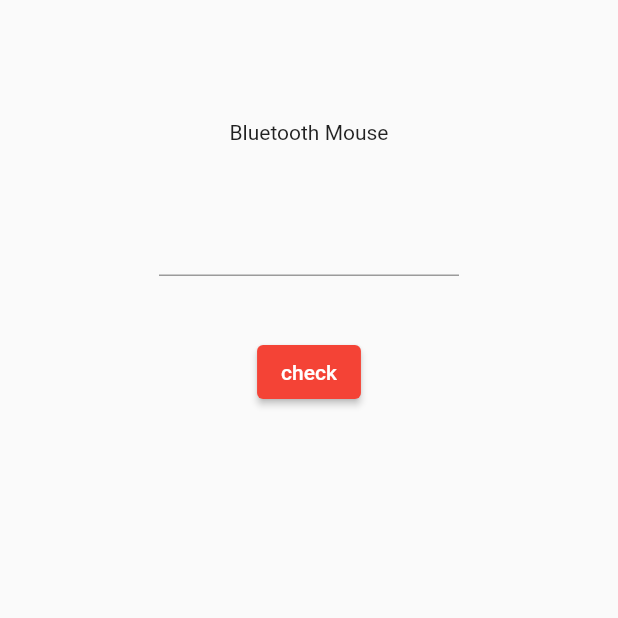
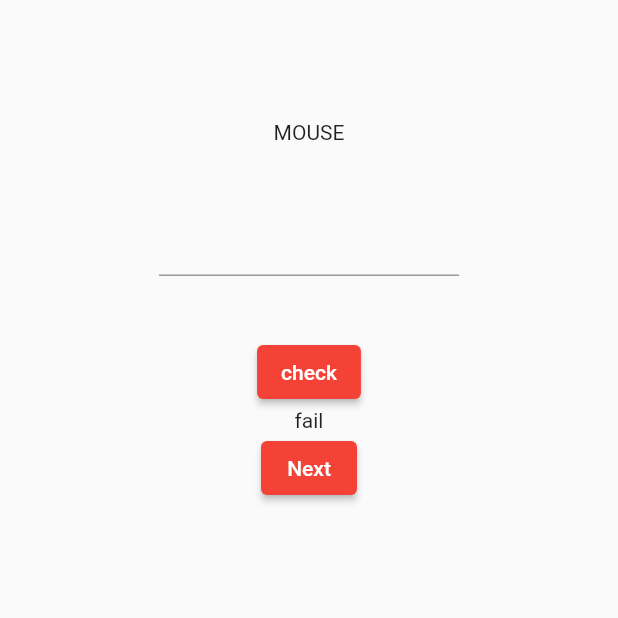
Before and after one commit to dangsoniot/duanflutter, a Flutter app: the screen it shows after launch, after a tap on "check", on a phone screen of 412 x 824 dp, the top half of it. Run offline on Flutter 3.47's test engine with Material 2 defaults, Android fonts, the light colour scheme and no system bars.

Commit message:
Check result & show next product

```diff
--- a/lib/page/home_page.dart
+++ b/lib/page/home_page.dart
@@ -1,26 +1,82 @@
-import 'package:flutter/material.dart';import 'package:flutter/services.dart';
-class HomePage extends StatelessWidget {
+import 'package:flutter/gestures.dart';
+import 'package:flutter/material.dart';
+import 'package:flutter/services.dart';
+
+class ProductInfo {
+  final String name;
+  final int price;
+
+  ProductInfo(this.name, this.price);
+}
+
+final products = [
+  ProductInfo('MOUSE', 3),
+  ProductInfo('SRCEEN', 45),
+  ProductInfo('LAPTOP', 8),
+  ProductInfo('CD', 5),
+  ProductInfo('CAMERA', 9),
+];
+
+class HomePage extends StatefulWidget {
   const HomePage({Key? key}) : super(key: key);
+  @override
+  State<HomePage> createState() => _HomePageState();
+}
 
+class _HomePageState extends State<HomePage> {
+  int _currentProductIndex = 0;
+  int? _inputPrice;
+  String _result = '';
   @override
   Widget build(BuildContext context) {
-    return Scaffold (
-      body:Center(
+    return Scaffold(
+      body: Center(
         child: Column(
-          children:[
-            const Padding(padding: EdgeInsets.only(top:80)),
-            Text('Bluetooth Mouse'),
-            const Padding(padding: EdgeInsets.only(top:40)),
+          children: [
+            const Padding(padding: EdgeInsets.only(top: 80)),
+            Text(products[_currentProductIndex].name),
+            const Padding(padding: EdgeInsets.only(top: 40)),
             SizedBox(
               width: 200,
               child: TextField(
-              keyboardType: TextInputType.number,
-              inputFormatters: [FilteringTextInputFormatter.digitsOnly],
-          ),
+                key: const Key('priceInput'),
+                keyboardType: TextInputType.number,
+                inputFormatters: [FilteringTextInputFormatter.digitsOnly],
+                onChanged: (value) {
+                  _inputPrice = int.tryParse(value);
+                },
+              ),
             ),
-            const Padding(padding: EdgeInsets.only(top:40)),
-          ElevatedButton(onPressed: () {},
-            child: const Text('check'),)
+            const Padding(padding: EdgeInsets.only(top: 40)),
+            ElevatedButton(
+              onPressed: () {
+                setState(() {
+                  _result = _inputPrice == products[_currentProductIndex].price
+                      ? 'pass'
+                      : 'fail';
+
+                });
+              },
+              child: const Text('check'),
+            ),
+            Visibility(
+              visible: _result.isNotEmpty,
+              child: Text(_result,
+                  key: const Key('result')
+              ),
+            ),
+            Visibility(
+              visible: _result.isNotEmpty,
+              child: ElevatedButton(onPressed: () {
+                setState(() {
+                  _result='';
+                  if (_currentProductIndex < 5) {
+                    _currentProductIndex++;
+                  }
+                });
+
+              }, child: const Text('Next')),
+            ),
           ],
         ),
       ),
```
Also changed, not shown: 1 other file.
